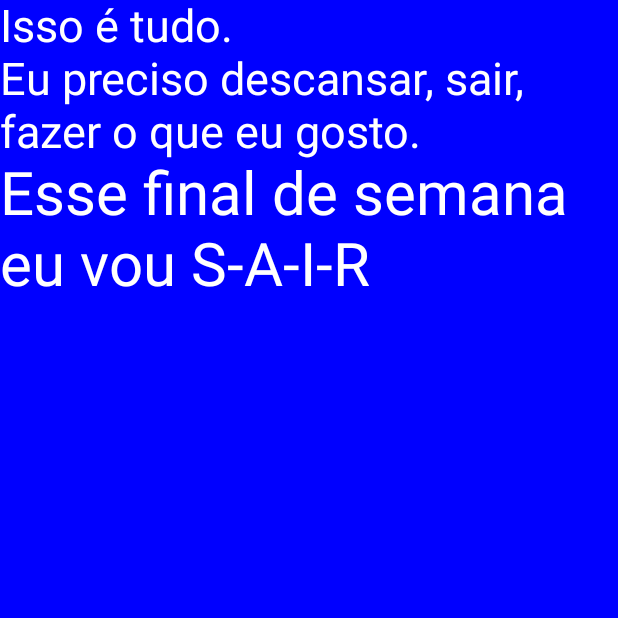
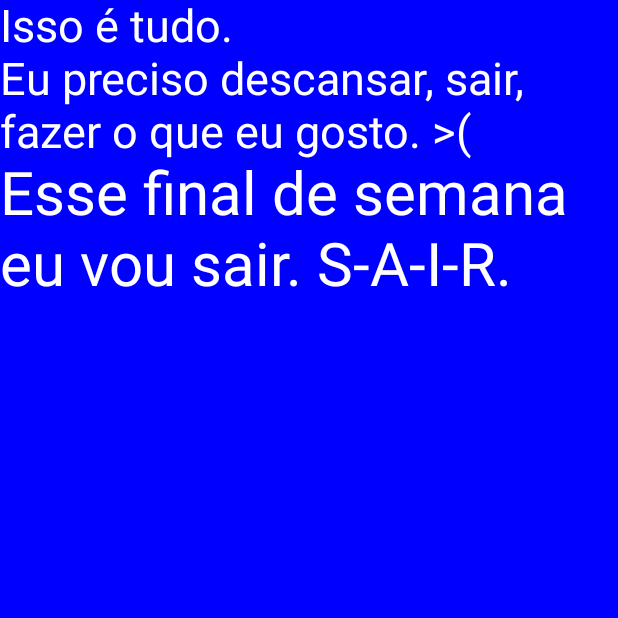
Before and after one commit to jonatas1096/Projeto, an Android app built with Jetpack Compose: the Index screen opened through its navigation route, on a phone screen of 412 x 824 dp, the top half of it. Run offline under Robolectric (Android 15) with nearby library versions, the phone set to English and light mode, and no system bars; our stand-ins replace Dagger/Hilt's generated code, constraintlayout-compose; Roboto replaces fonts that are not available here.

```diff
--- a/app/src/main/java/com/example/projeto/MainActivity.kt
+++ b/app/src/main/java/com/example/projeto/MainActivity.kt
@@ -35,7 +35,7 @@ fun Main() {
     val navController = rememberNavController()
     val authViewModel: AuthViewModel = hiltViewModel()
 
-    NavHost(navController = navController, startDestination = "Index"){
+    NavHost(navController = navController, startDestination = "RegistroAluno"){
         //tela de login principal
         composable("Login"){
             Login(navController, authViewModel)
--- a/app/src/main/java/com/example/projeto/views/Index.kt
+++ b/app/src/main/java/com/example/projeto/views/Index.kt
@@ -22,9 +22,9 @@ fun Index(navController: NavController) {
         fontSize = 30.sp,
         color = Color.White)
 
-        Text(text = "Eu preciso descansar, sair, fazer o que eu gosto.", fontSize = 30.sp,
+        Text(text = "Eu preciso descansar, sair, fazer o que eu gosto. >(", fontSize = 30.sp,
             color = Color.White)
-        Text(text = "Esse final de semana eu vou S-A-I-R", fontSize = 40.sp,
+        Text(text = "Esse final de semana eu vou sair. S-A-I-R.", fontSize = 40.sp,
             color = Color.White)
     }
 }
```
Also changed, not shown: app/src/main/java/com/example/projeto/views/RegistroAluno.kt (+9 -13 lines).
